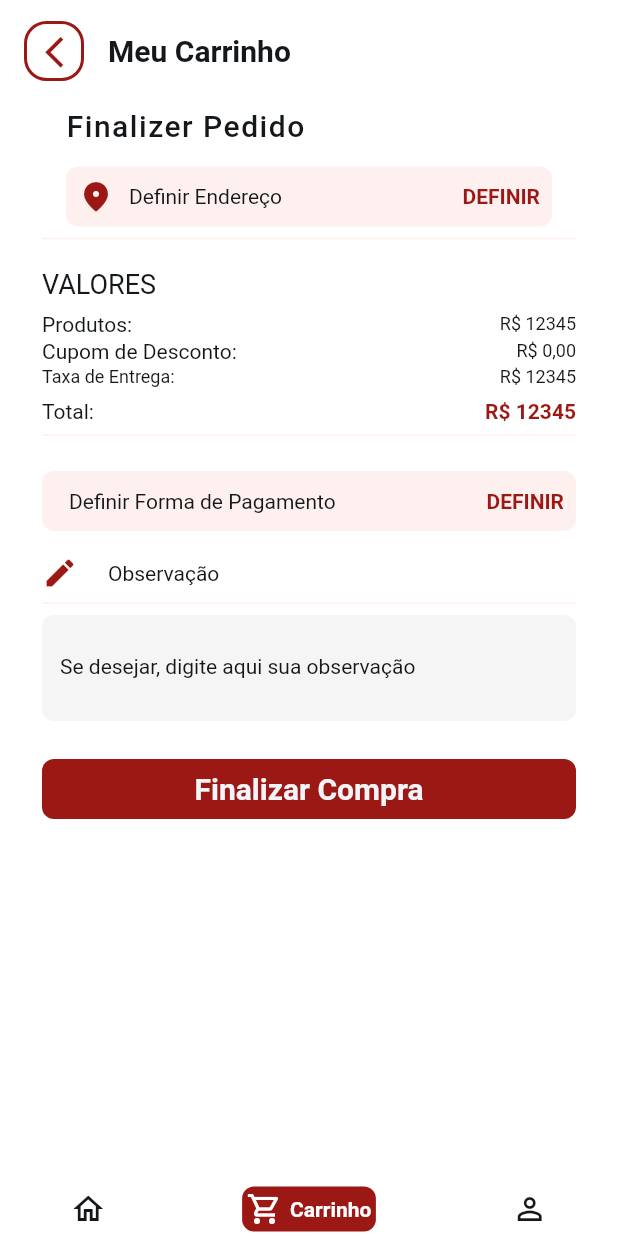
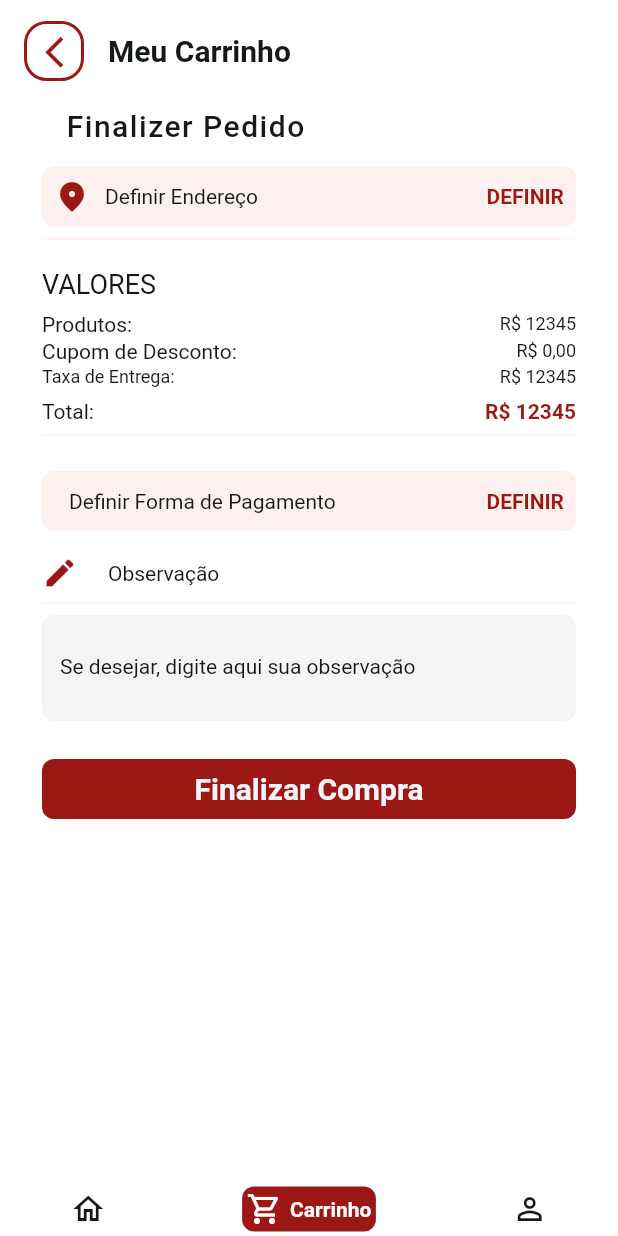
Before and after one commit to tecnocell-cell/appdelivery, a Flutter app: the screen it shows once a user with an empty profile is signed in, item 2 of the bottom bar chosen, on a phone screen of 412 x 824 dp. Run offline on Flutter 3.47's test engine with Material 2 defaults, Android fonts, the phone set to English and light mode, and no system bars; drawn by our look-alikes of google_nav_bar; our stand-ins replace auto_size_text, badges, cloud_firestore, firebase_auth, firebase_core, flutter_animate and 13 more; missing offline and left inert: json_path; accounts and stored records are empty; network calls fail; Roboto replaces fonts that are missing (Readex Pro).

Commit message:
Updating to latest FlutterFlow output.

```diff
--- a/lib/pages/carrinho/carrinho_widget.dart
+++ b/lib/pages/carrinho/carrinho_widget.dart
@@ -113,7 +113,7 @@ class _CarrinhoWidgetState extends State<CarrinhoWidget> {
                     children: [
                       Padding(
                         padding: const EdgeInsetsDirectional.fromSTEB(
-                            16.0, 16.0, 16.0, 16.0),
+                            16.0, 16.0, 0.0, 16.0),
                         child: Row(
                           mainAxisSize: MainAxisSize.max,
                           children: [
@@ -131,10 +131,7 @@ class _CarrinhoWidgetState extends State<CarrinhoWidget> {
                           ],
                         ),
                       ),
-                      Padding(
-                        padding: const EdgeInsetsDirectional.fromSTEB(
-                            16.0, 0.0, 16.0, 0.0),
-                        child: Container(
+                      Container(
                         width: double.infinity,
                         height: 40.0,
                         decoration: BoxDecoration(
@@ -160,8 +157,8 @@ class _CarrinhoWidgetState extends State<CarrinhoWidget> {
                                       10.0, 0.0, 0.0, 0.0),
                                   child: Text(
                                     'Definir Endereço',
-                                      style: FlutterFlowTheme.of(context)
-                                          .bodyLarge,
+                                    style:
+                                        FlutterFlowTheme.of(context).bodyLarge,
                                   ),
                                 ),
                               ),
@@ -171,13 +168,12 @@ class _CarrinhoWidgetState extends State<CarrinhoWidget> {
                                     .bodyLarge
                                     .override(
                                       fontFamily: 'Readex Pro',
-                                        color: FlutterFlowTheme.of(context)
-                                            .primary,
+                                      color:
+                                          FlutterFlowTheme.of(context).primary,
                                       fontWeight: FontWeight.bold,
                                     ),
                               ),
                             ],
-                            ),
                           ),
                         ),
                       ),
```
Lines whose indentation alone changed are shown as unchanged.
